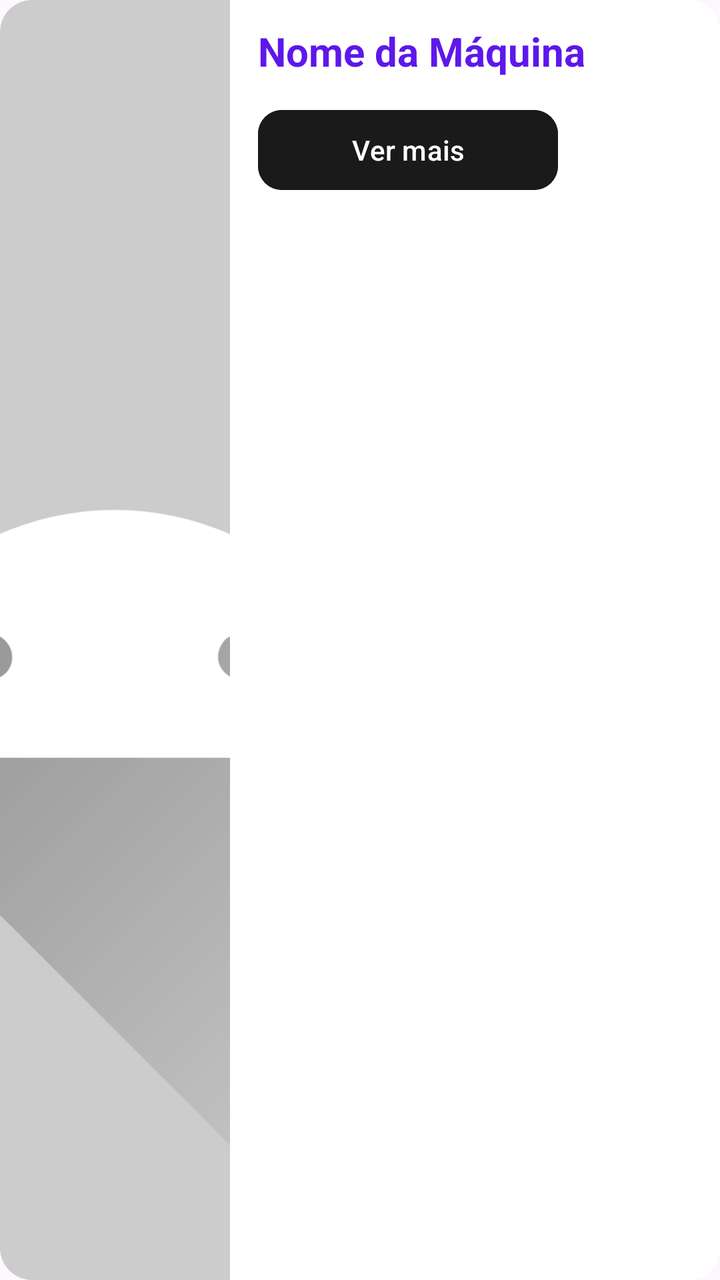
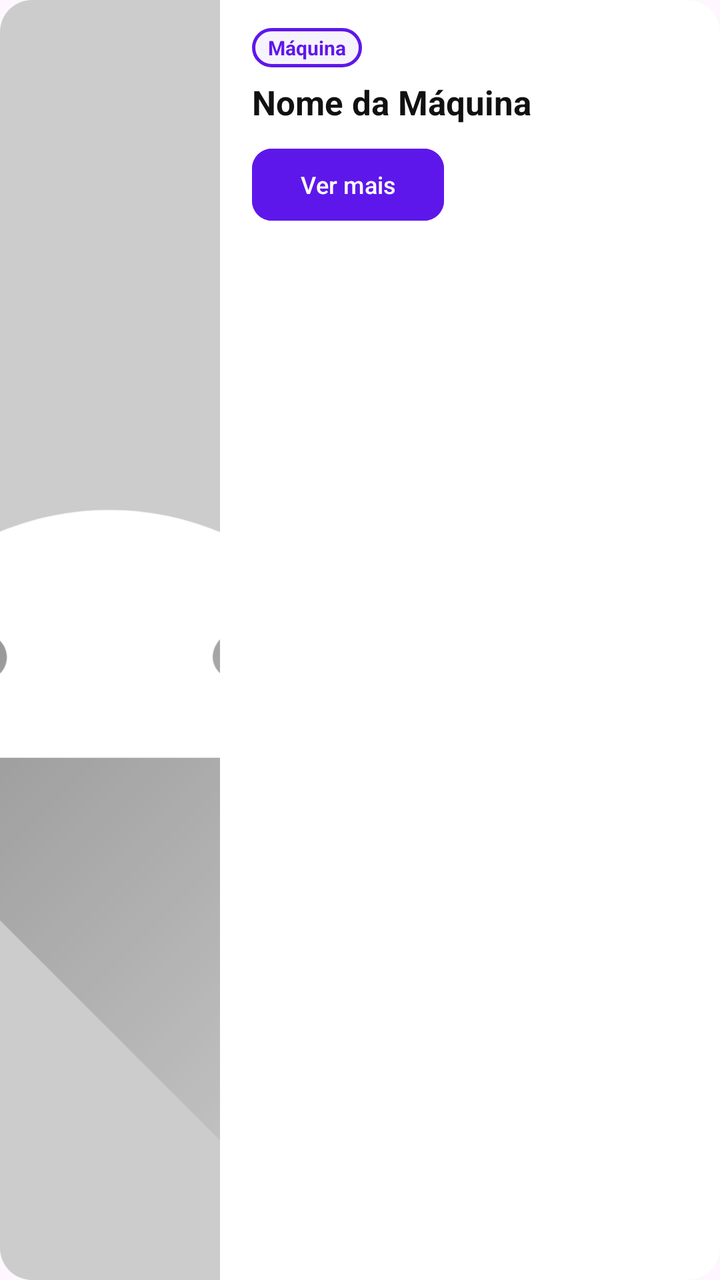

Screens rendered from an Android XML layout before and after an edit, with the pre-edit source and the edit as a unified diff.
<!-- AndroidManifest.xml: application theme Theme.Orbis -->
<!-- res/layout/item_maquina.xml -->
<?xml version="1.0" encoding="utf-8"?>
<androidx.cardview.widget.CardView
    xmlns:android="http://schemas.android.com/apk/res/android"
    xmlns:app="http://schemas.android.com/apk/res-auto"
    android:layout_width="match_parent"
    android:layout_height="wrap_content"
    android:layout_marginBottom="12dp"
    app:cardCornerRadius="16dp"
    app:cardElevation="0dp"
    app:cardBackgroundColor="@color/white"
    app:strokeWidth="1.5dp"
    app:strokeColor="@color/border">

    <RelativeLayout
        android:layout_width="match_parent"
        android:layout_height="wrap_content">

        
        <ImageView
            android:id="@+id/imgMaquina"
            android:layout_width="115dp"
            android:layout_height="match_parent"
            android:minHeight="120dp"
            android:src="@drawable/ic_launcher_foreground"
            android:scaleType="centerCrop"
            android:background="@color/imageBackground"
            android:layout_alignParentStart="true"
            android:layout_alignParentTop="true"
            android:layout_alignParentBottom="true" />

        
        <LinearLayout
            android:layout_width="match_parent"
            android:layout_height="wrap_content"
            android:orientation="vertical"
            android:layout_toEndOf="@id/imgMaquina"
            android:padding="12dp"
            android:paddingStart="14dp">

            
            <TextView
                android:id="@+id/txtNomeVariavel"
                android:layout_width="wrap_content"
                android:layout_height="wrap_content"
                android:text="Nome da Máquina"
                android:textSize="20sp"
                android:textStyle="bold"
                android:textColor="@color/purple" />

            
            <Button
                android:id="@+id/btnVerMais"
                android:layout_width="150dp"
                android:layout_height="wrap_content"
                android:layout_marginTop="12dp"
                android:text="Ver mais"
                android:textColor="@color/white"
                android:backgroundTint="@color/darkGray"
                app:cornerRadius="12dp" />

        </LinearLayout>

    </RelativeLayout>

</androidx.cardview.widget.CardView>
<!-- resources referenced by this layout -->
<resources>
  <color name="border">#E0E0E0</color>
  <color name="darkGray">#1A1A1A</color>
  <color name="imageBackground">#CCCCCC</color>
  <color name="purple">#5E17EB</color>
  <color name="white">#FFFFFF</color>
  <!-- drawable ic_launcher_foreground (drawable) -->
  <vector xmlns:android="http://schemas.android.com/apk/res/android"
      xmlns:aapt="http://schemas.android.com/aapt"
      android:width="108dp"
      android:height="108dp"
      android:viewportWidth="108"
      android:viewportHeight="108">
      <path android:pathData="M31,63.928c0,0 6.4,-11 12.1,-13.1c7.2,-2.6 26,-1.4 26,-1.4l38.1,38.1L107,108.928l-32,-1L31,63.928z">
          <aapt:attr name="android:fillColor">
              <gradient
                  android:endX="85.84757"
                  android:endY="92.4963"
                  android:startX="42.9492"
                  android:startY="49.59793"
                  android:type="linear">
                  <item
                      android:color="#44000000"
                      android:offset="0.0" />
                  <item
                      android:color="#00000000"
                      android:offset="1.0" />
              </gradient>
          </aapt:attr>
      </path>
      <path
          android:fillColor="#FFFFFF"
          android:fillType="nonZero"
          android:pathData="M65.3,45.828l3.8,-6.6c0.2,-0.4 0.1,-0.9 -0.3,-1.1c-0.4,-0.2 -0.9,-0.1 -1.1,0.3l-3.9,6.7c-6.3,-2.8 -13.4,-2.8 -19.7,0l-3.9,-6.7c-0.2,-0.4 -0.7,-0.5 -1.1,-0.3C38.8,38.328 38.7,38.828 38.9,39.228l3.8,6.6C36.2,49.428 31.7,56.028 31,63.928h46C76.3,56.028 71.8,49.428 65.3,45.828zM43.4,57.328c-0.8,0 -1.5,-0.5 -1.8,-1.2c-0.3,-0.7 -0.1,-1.5 0.4,-2.1c0.5,-0.5 1.4,-0.7 2.1,-0.4c0.7,0.3 1.2,1 1.2,1.8C45.3,56.528 44.5,57.328 43.4,57.328L43.4,57.328zM64.6,57.328c-0.8,0 -1.5,-0.5 -1.8,-1.2s-0.1,-1.5 0.4,-2.1c0.5,-0.5 1.4,-0.7 2.1,-0.4c0.7,0.3 1.2,1 1.2,1.8C66.5,56.528 65.6,57.328 64.6,57.328L64.6,57.328z"
          android:strokeWidth="1"
          android:strokeColor="#00000000" />
  </vector>
  <style name="Theme.Orbis" parent="Base.Theme.Orbis" />
  <style name="Base.Theme.Orbis" parent="Theme.Material3.DayNight.NoActionBar">
          
          
      </style>
</resources>

<!-- the commit's change to res/layout/item_maquina.xml (unified diff, before → after) -->
@@ -18,9 +18,9 @@
         
         <ImageView
             android:id="@+id/imgMaquina"
-            android:layout_width="115dp"
+            android:layout_width="110dp"
             android:layout_height="match_parent"
-            android:minHeight="120dp"
+            android:minHeight="130dp"
             android:src="@drawable/ic_launcher_foreground"
             android:scaleType="centerCrop"
             android:background="@color/imageBackground"
@@ -34,8 +34,23 @@
             android:layout_height="wrap_content"
             android:orientation="vertical"
             android:layout_toEndOf="@id/imgMaquina"
-            android:padding="12dp"
-            android:paddingStart="14dp">
+            android:padding="14dp"
+            android:paddingStart="16dp"
+            android:gravity="center_vertical">
+
+            
+            <TextView
+                android:id="@+id/txtTipoVariavel"
+                android:layout_width="wrap_content"
+                android:layout_height="wrap_content"
+                android:text="Máquina"
+                android:textSize="10sp"
+                android:textStyle="bold"
+                android:textColor="@color/purple"
+                android:background="@drawable/badge_outline_purple"
+                android:paddingHorizontal="8dp"
+                android:paddingVertical="3dp"
+                android:layout_marginBottom="6dp" />
 
             
             <TextView
@@ -43,20 +58,23 @@
                 android:layout_width="wrap_content"
                 android:layout_height="wrap_content"
                 android:text="Nome da Máquina"
-                android:textSize="20sp"
+                android:textSize="17sp"
                 android:textStyle="bold"
-                android:textColor="@color/purple" />
+                android:textColor="@color/black"
+                android:layout_marginBottom="12dp" />
 
             
-            <Button
+            <com.google.android.material.button.MaterialButton
                 android:id="@+id/btnVerMais"
-                android:layout_width="150dp"
-                android:layout_height="wrap_content"
-                android:layout_marginTop="12dp"
+                android:layout_width="wrap_content"
+                android:layout_height="36dp"
                 android:text="Ver mais"
                 android:textColor="@color/white"
-                android:backgroundTint="@color/darkGray"
-                app:cornerRadius="12dp" />
+                android:textSize="12sp"
+                android:backgroundTint="@color/purple"
+                android:insetTop="0dp"
+                android:insetBottom="0dp"
+                app:cornerRadius="10dp" />
 
         </LinearLayout>
 
<!-- resource entries referenced after the edit -->
@@ -1,10 +1,19 @@
 <!-- resources referenced by this layout -->
 <resources>
+  <color name="black">#111111</color>
   <color name="border">#E0E0E0</color>
-  <color name="darkGray">#1A1A1A</color>
   <color name="imageBackground">#CCCCCC</color>
   <color name="purple">#5E17EB</color>
   <color name="white">#FFFFFF</color>
+  <!-- drawable badge_outline_purple (drawable) -->
+  <?xml version="1.0" encoding="utf-8"?>
+  <shape xmlns:android="http://schemas.android.com/apk/res/android">
+      <stroke
+          android:width="1.5dp"
+          android:color="@color/purple" />
+      <corners android:radius="12dp" />
+      <solid android:color="#0D5E17EB" /> 
+  </shape>
   <!-- drawable ic_launcher_foreground (drawable) -->
   <vector xmlns:android="http://schemas.android.com/apk/res/android"
       xmlns:aapt="http://schemas.android.com/aapt"
